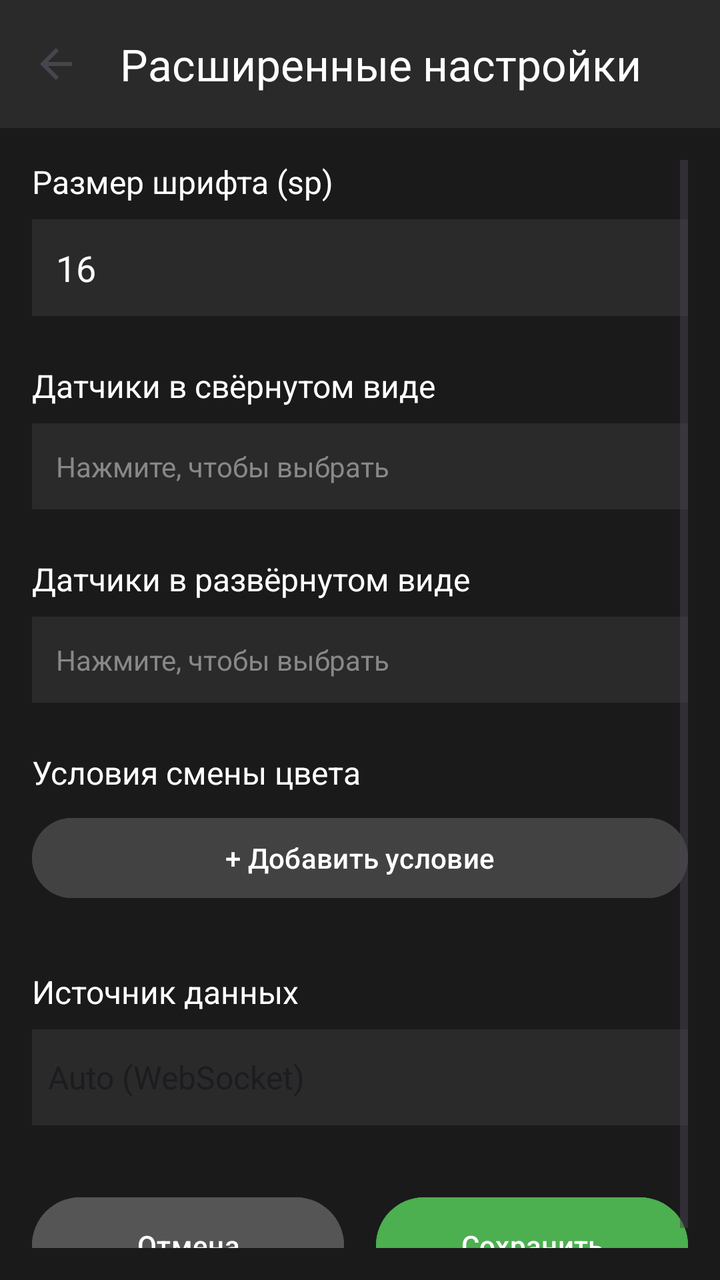
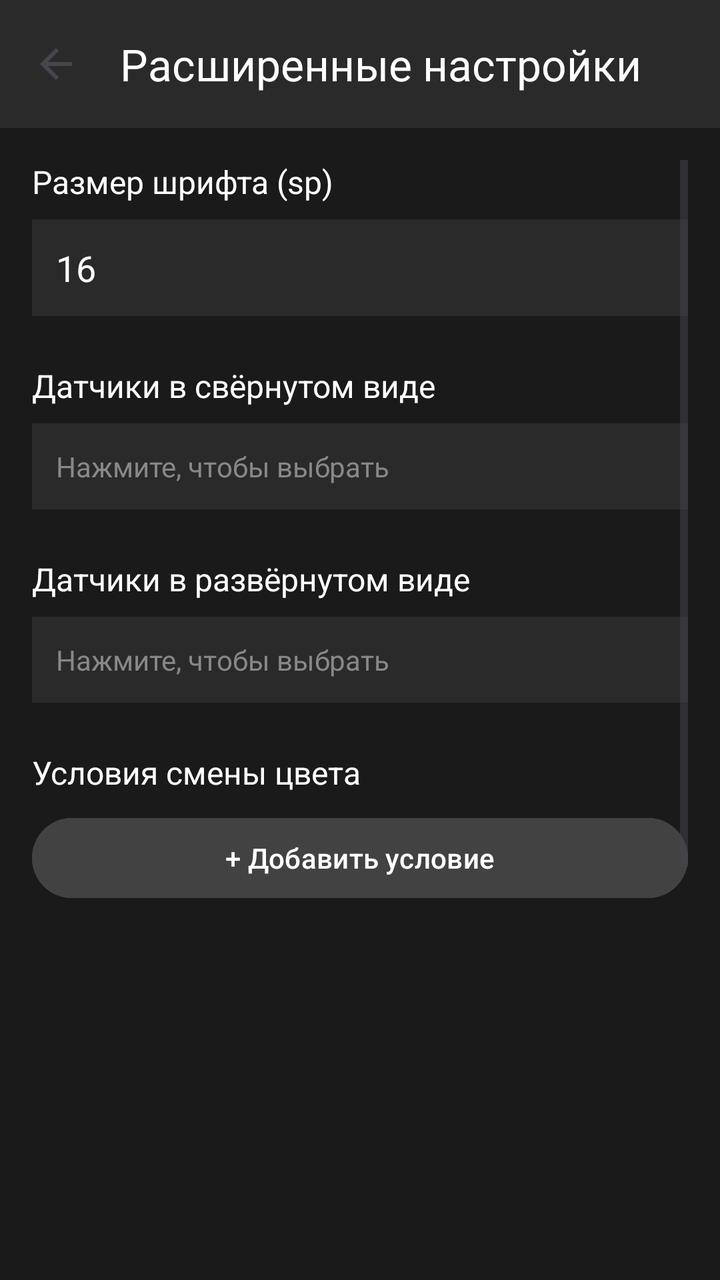

Two renders of the same Android screen: before a commit and after it. Below are the layout's source before the change and the commit's diff.
<!-- AndroidManifest.xml: application theme Theme.SmartHomeDashboard -->
<!-- res/layout/activity_advanced_widget_settings.xml -->
<?xml version="1.0" encoding="utf-8"?>
<LinearLayout xmlns:android="http://schemas.android.com/apk/res/android"
    xmlns:app="http://schemas.android.com/apk/res-auto"
    android:layout_width="match_parent"
    android:layout_height="match_parent"
    android:orientation="vertical"
    android:background="#1A1A1A">

    <androidx.appcompat.widget.Toolbar
        android:id="@+id/toolbar"
        android:layout_width="match_parent"
        android:layout_height="?attr/actionBarSize"
        android:background="#2A2A2A"
        app:navigationIcon="?attr/homeAsUpIndicator"
        app:title="Расширенные настройки"
        app:titleTextColor="#FFFFFF" />

    <ScrollView
        android:layout_width="match_parent"
        android:layout_height="match_parent"
        android:padding="16dp">

        <LinearLayout
            android:layout_width="match_parent"
            android:layout_height="wrap_content"
            android:orientation="vertical">

            
            <TextView
                android:layout_width="wrap_content"
                android:layout_height="wrap_content"
                android:text="Размер шрифта (sp)"
                android:textColor="#FFFFFF"
                android:textSize="16sp"
                android:layout_marginBottom="8dp" />

            <EditText
                android:id="@+id/etFontSize"
                android:layout_width="match_parent"
                android:layout_height="wrap_content"
                android:background="#2A2A2A"
                android:textColor="#FFFFFF"
                android:padding="12dp"
                android:inputType="number"
                android:text="16" />

            
            <TextView
                android:layout_width="wrap_content"
                android:layout_height="wrap_content"
                android:text="Датчики в свёрнутом виде"
                android:textColor="#FFFFFF"
                android:textSize="16sp"
                android:layout_marginTop="24dp"
                android:layout_marginBottom="8dp" />

            <TextView
                android:id="@+id/tvCollapsedHint"
                android:layout_width="match_parent"
                android:layout_height="wrap_content"
                android:text="Нажмите, чтобы выбрать"
                android:textColor="#888888"
                android:textSize="14sp"
                android:padding="12dp"
                android:background="#2A2A2A" />

            <androidx.recyclerview.widget.RecyclerView
                android:id="@+id/rvCollapsedSensors"
                android:layout_width="match_parent"
                android:layout_height="wrap_content"
                android:layout_marginTop="8dp"
                android:visibility="gone" />

            
            <TextView
                android:layout_width="wrap_content"
                android:layout_height="wrap_content"
                android:text="Датчики в развёрнутом виде"
                android:textColor="#FFFFFF"
                android:textSize="16sp"
                android:layout_marginTop="24dp"
                android:layout_marginBottom="8dp" />

            <TextView
                android:id="@+id/tvExpandedHint"
                android:layout_width="match_parent"
                android:layout_height="wrap_content"
                android:text="Нажмите, чтобы выбрать"
                android:textColor="#888888"
                android:textSize="14sp"
                android:padding="12dp"
                android:background="#2A2A2A" />

            <androidx.recyclerview.widget.RecyclerView
                android:id="@+id/rvExpandedSensors"
                android:layout_width="match_parent"
                android:layout_height="wrap_content"
                android:layout_marginTop="8dp"
                android:visibility="gone" />

            
            <TextView
                android:layout_width="wrap_content"
                android:layout_height="wrap_content"
                android:text="Условия смены цвета"
                android:textColor="#FFFFFF"
                android:textSize="16sp"
                android:layout_marginTop="24dp"
                android:layout_marginBottom="8dp" />

            <Button
                android:id="@+id/btnAddColorRule"
                android:layout_width="match_parent"
                android:layout_height="48dp"
                android:text="+ Добавить условие"
                android:backgroundTint="#424242" />

            <androidx.recyclerview.widget.RecyclerView
                android:id="@+id/rvColorRules"
                android:layout_width="match_parent"
                android:layout_height="wrap_content"
                android:layout_marginTop="8dp"
                android:nestedScrollingEnabled="false" />

            
            <TextView
                android:layout_width="wrap_content"
                android:layout_height="wrap_content"
                android:text="Источник данных"
                android:textColor="#FFFFFF"
                android:textSize="16sp"
                android:layout_marginTop="24dp"
                android:layout_marginBottom="8dp" />

            <Spinner
                android:id="@+id/spinnerDataSource"
                android:layout_width="match_parent"
                android:layout_height="48dp"
                android:background="#2A2A2A"
                android:entries="@array/data_source_options" />

            
            <LinearLayout
                android:layout_width="match_parent"
                android:layout_height="wrap_content"
                android:orientation="horizontal"
                android:layout_marginTop="32dp">

                <Button
                    android:id="@+id/btnCancel"
                    android:layout_width="0dp"
                    android:layout_height="56dp"
                    android:layout_weight="1"
                    android:layout_marginEnd="8dp"
                    android:text="Отмена"
                    android:backgroundTint="#555555" />

                <Button
                    android:id="@+id/btnSave"
                    android:layout_width="0dp"
                    android:layout_height="56dp"
                    android:layout_weight="1"
                    android:layout_marginStart="8dp"
                    android:text="Сохранить"
                    android:backgroundTint="#4CAF50" />

            </LinearLayout>

        </LinearLayout>
    </ScrollView>
</LinearLayout>
<!-- resources referenced by this layout -->
<resources>
  <string-array name="data_source_options">
          <item>Auto (WebSocket)</item>
          <item>MQTT</item>
      </string-array>
  <style name="Theme.SmartHomeDashboard" parent="Base.Theme.SmartHomeDashboard" />
  <style name="Base.Theme.SmartHomeDashboard" parent="Theme.Material3.DayNight.NoActionBar">
      </style>
</resources>

<!-- the commit's change to res/layout/activity_advanced_widget_settings.xml (unified diff, before → after) -->
@@ -118,9 +118,9 @@
             <androidx.recyclerview.widget.RecyclerView
                 android:id="@+id/rvColorRules"
                 android:layout_width="match_parent"
-                android:layout_height="wrap_content"
+                android:layout_height="300dp"
                 android:layout_marginTop="8dp"
-                android:nestedScrollingEnabled="false" />
+                android:nestedScrollingEnabled="true" />
 
             
             <TextView
